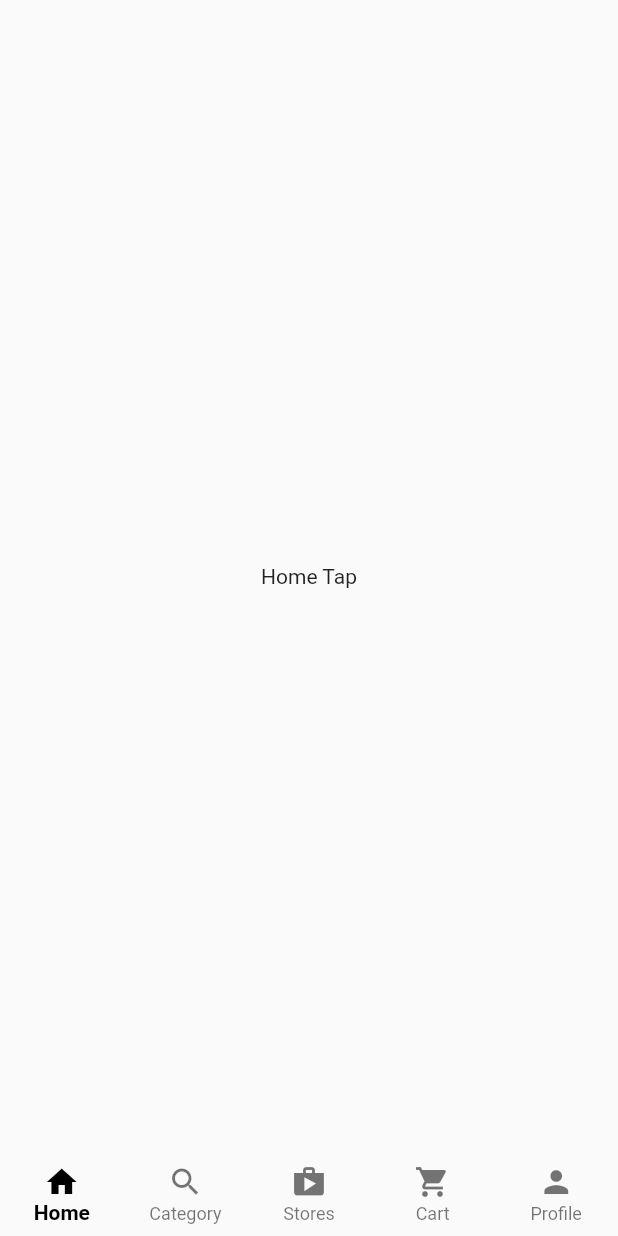
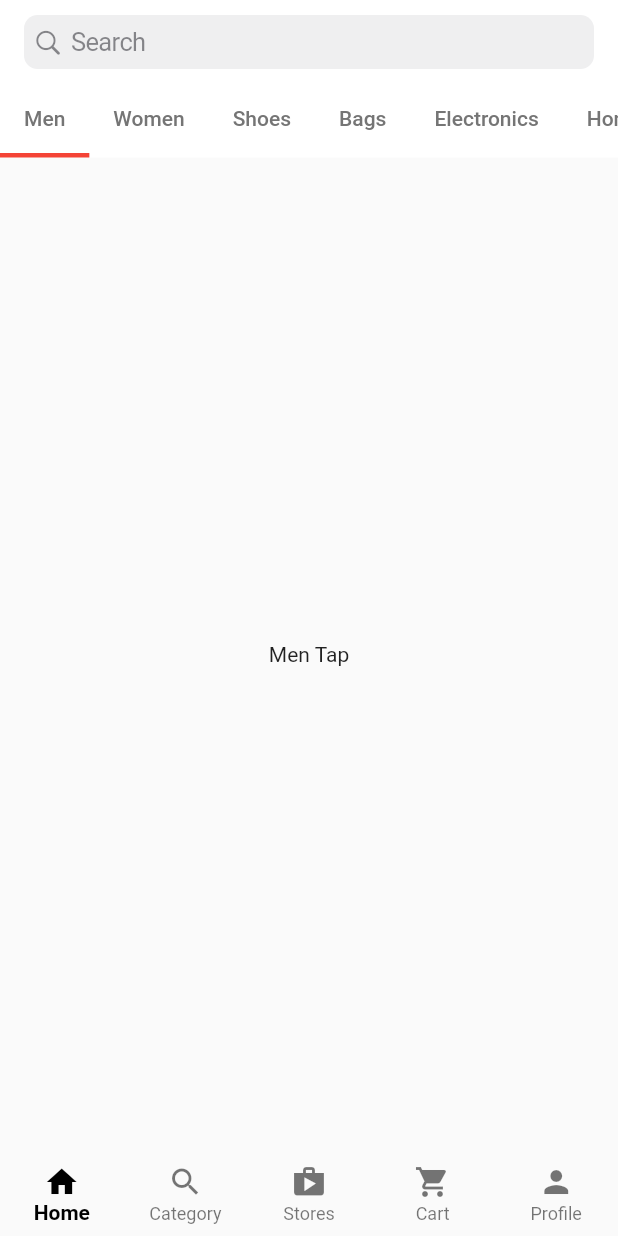
Before and after one commit to amrabdalfatah/shop_store, a Flutter app: the screen it shows after launch, on a phone screen of 412 x 824 dp. Run offline on Flutter 3.47's test engine with Material 2 defaults, Android fonts, the light colour scheme and no system bars.

Commit message:
Customer Home Tab

```diff
--- a/lib/main_screens/customer_home_screen.dart
+++ b/lib/main_screens/customer_home_screen.dart
@@ -1,4 +1,5 @@
 import 'package:flutter/material.dart';
+import 'package:shop_store/main_screens/home_tab.dart';
 
 class CustomerHomeScreen extends StatefulWidget {
   const CustomerHomeScreen({Key? key}) : super(key: key);
@@ -11,7 +12,7 @@ class _CustomerHomeScreenState extends State<CustomerHomeScreen> {
   int _selectedIndex = 0;
 
   final List<Widget> _tabs = const [
-    Center(child: Text('Home Tap')),
+    HomeTab(),
     Center(child: Text('Category Tap')),
     Center(child: Text('Stores Tap')),
     Center(child: Text('Cart Tap')),
--- /dev/null
+++ b/lib/main_screens/home_tab.dart
@@ -0,0 +1,72 @@
+import 'package:flutter/cupertino.dart';
+import 'package:flutter/material.dart';
+
+class HomeTab extends StatefulWidget {
+  const HomeTab({Key? key}) : super(key: key);
+
+  @override
+  State<HomeTab> createState() => _HomeTabState();
+}
+
+class _HomeTabState extends State<HomeTab> {
+  @override
+  Widget build(BuildContext context) {
+    return DefaultTabController(
+      length: 9,
+      child: Scaffold(
+        appBar: AppBar(
+          elevation: 0,
+          backgroundColor: Colors.white,
+          title: const CupertinoSearchTextField(),
+          bottom: const TabBar(
+            isScrollable: true,
+            indicatorColor: Colors.red,
+            indicatorWeight: 3,
+            tabs: [
+              RepeatedTab(label: 'Men'),
+              RepeatedTab(label: 'Women'),
+              RepeatedTab(label: 'Shoes'),
+              RepeatedTab(label: 'Bags'),
+              RepeatedTab(label: 'Electronics'),
+              RepeatedTab(label: 'Home & Garden'),
+              RepeatedTab(label: 'Kids'),
+              RepeatedTab(label: 'Accessories'),
+              RepeatedTab(label: 'Beauty'),
+            ],
+          ),
+        ),
+        body: const TabBarView(
+          children: [
+            Center(child: Text('Men Tap')),
+            Center(child: Text('Women Tap')),
+            Center(child: Text('Shoes Tap')),
+            Center(child: Text('Bags Tap')),
+            Center(child: Text('Electronics Tap')),
+            Center(child: Text('Home & Garden Tap')),
+            Center(child: Text('Kids Tap')),
+            Center(child: Text('Accessories Tap')),
+            Center(child: Text('Beauty Tap')),
+          ],
+        ),
+      ),
+    );
+  }
+}
+
+class RepeatedTab extends StatelessWidget {
+  final String label;
+  const RepeatedTab({
+    Key? key,
+    required this.label,
+  }) : super(key: key);
+
+  @override
+  Widget build(BuildContext context) {
+    return Tab(
+      child: Text(
+        label,
+        style: TextStyle(color: Colors.grey.shade600),
+      ),
+    );
+  }
+}
```
